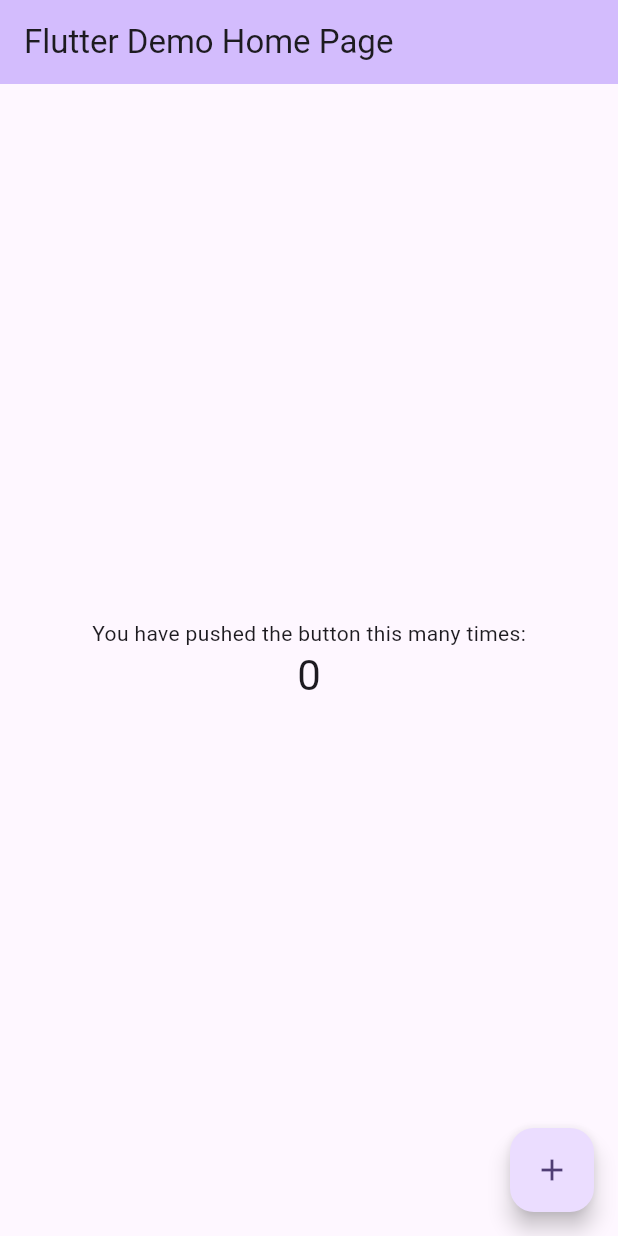
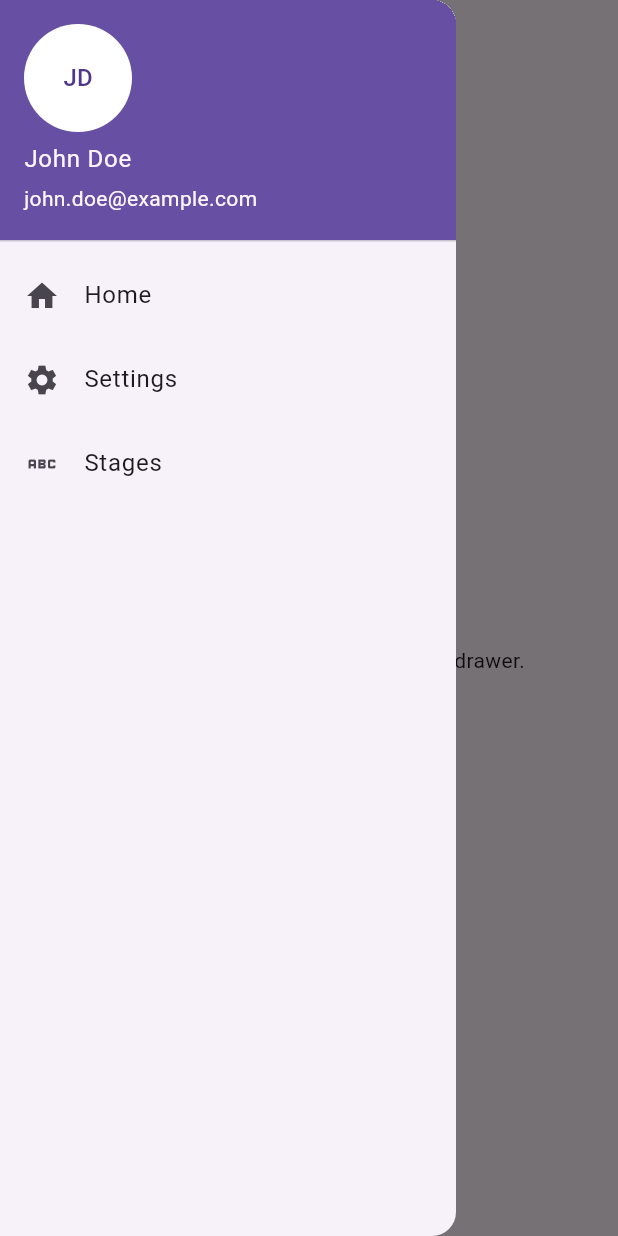
Before and after one commit to khalilelghabed/projet_flutter, a Flutter app: the screen it shows after launch, with the side drawer open (before the commit the screen has no drawer), on a phone screen of 412 x 824 dp. Run offline on Flutter 3.47's test engine with Material 3 defaults, Android fonts, the phone set to English and light mode, and no system bars.

Commit message:
some changes

```diff
--- /dev/null
+++ b/flutter_project/lib/StagePage.dart
@@ -0,0 +1,18 @@
+// stage.dart
+import 'package:flutter/material.dart';
+
+class StagePage extends StatelessWidget {
+  const StagePage({super.key});
+
+  @override
+  Widget build(BuildContext context) {
+    return Scaffold(
+      appBar: AppBar(
+        title: Text("Stages"),
+      ),
+      body: Center(
+        child: Text("Welcome to the Stages Page!"),
+      ),
+    );
+  }
+}
--- /dev/null
+++ b/flutter_project/lib/drawer.dart
@@ -0,0 +1,50 @@
+import 'package:flutter/material.dart';
+import 'StagePage.dart'; // Import the stage.dart file
+
+class CustomDrawer extends StatelessWidget {
+  const CustomDrawer({super.key});
+
+  @override
+  Widget build(BuildContext context) {
+    return Drawer(
+      child: ListView(
+        padding: EdgeInsets.zero,
+        children: <Widget>[
+          const UserAccountsDrawerHeader(
+            accountName: Text("John Doe"),
+            accountEmail: Text("john.doe@example.com"),
+            currentAccountPicture: CircleAvatar(
+              backgroundColor: Colors.white,
+              child: Text("JD"),
+            ),
+          ),
+          ListTile(
+            leading: const Icon(Icons.home),
+            title: const Text('Home'),
+            onTap: () {
+              Navigator.pop(context); // Close the drawer
+            },
+          ),
+          ListTile(
+            leading: const Icon(Icons.settings),
+            title: const Text('Settings'),
+            onTap: () {
+              Navigator.pop(context); // Close the drawer
+            },
+          ),
+          ListTile(
+            leading: const Icon(Icons.abc),
+            title: const Text('Stages'),
+            onTap: () {
+              Navigator.pop(context); // Close the drawer
+              Navigator.push(
+                context,
+                MaterialPageRoute(builder: (context) => const StagePage()), // Navigate to StagePage
+              );
+            },
+          ),
+        ],
+      ),
+    );
+  }
+}
--- /dev/null
+++ b/flutter_project/lib/home_page.dart
@@ -0,0 +1,19 @@
+import 'package:flutter/material.dart';
+import 'drawer.dart'; // Make sure this points to your custom drawer file
+
+class MyHomePage extends StatelessWidget {
+  const MyHomePage({super.key});
+
+  @override
+  Widget build(BuildContext context) {
+    return Scaffold(
+      appBar: AppBar(
+        title: const Text('Drawer Demo'),
+      ),
+      drawer: const CustomDrawer(), // Use the newly named CustomDrawer widget
+      body: const Center(
+        child: Text('Swipe left or tap the icon to open the drawer.'),
+      ),
+    );
+  }
+}
--- a/flutter_project/lib/main.dart
+++ b/flutter_project/lib/main.dart
@@ -1,125 +1,20 @@
 import 'package:flutter/material.dart';
+import 'home_page.dart';  // Import the home_page.dart file
 
 void main() {
-  runApp(const MyApp());
+  runApp(MyApp());
 }
 
 class MyApp extends StatelessWidget {
-  const MyApp({super.key});
-
-  // This widget is the root of your application.
   @override
   Widget build(BuildContext context) {
     return MaterialApp(
-      title: 'Flutter Demo',
+      title: 'Flutter Project',
       theme: ThemeData(
-        // This is the theme of your application.
-        //
-        // TRY THIS: Try running your application with "flutter run". You'll see
-        // the application has a purple toolbar. Then, without quitting the app,
-        // try changing the seedColor in the colorScheme below to Colors.green
-        // and then invoke "hot reload" (save your changes or press the "hot
-        // reload" button in a Flutter-supported IDE, or press "r" if you used
-        // the command line to start the app).
-        //
-        // Notice that the counter didn't reset back to zero; the application
-        // state is not lost during the reload. To reset the state, use hot
-        // restart instead.
-        //
-        // This works for code too, not just values: Most code changes can be
-        // tested with just a hot reload.
-        colorScheme: ColorScheme.fromSeed(seedColor: Colors.deepPurple),
-        useMaterial3: true,
+        primarySwatch: Colors.blue,
+        visualDensity: VisualDensity.adaptivePlatformDensity,
       ),
-      home: const MyHomePage(title: 'Flutter Demo Home Page'),
+      home: MyHomePage(), // Set MyHomePage as the initial route/home widget
     );
   }
 }
-
-class MyHomePage extends StatefulWidget {
-  const MyHomePage({super.key, required this.title});
-
-  // This widget is the home page of your application. It is stateful, meaning
-  // that it has a State object (defined below) that contains fields that affect
-  // how it looks.
-
-  // This class is the configuration for the state. It holds the values (in this
-  // case the title) provided by the parent (in this case the App widget) and
-  // used by the build method of the State. Fields in a Widget subclass are
-  // always marked "final".
-
-  final String title;
-
-  @override
-  State<MyHomePage> createState() => _MyHomePageState();
-}
-
-class _MyHomePageState extends State<MyHomePage> {
-  int _counter = 0;
-
-  void _incrementCounter() {
-    setState(() {
-      // This call to setState tells the Flutter framework that something has
-      // changed in this State, which causes it to rerun the build method below
-      // so that the display can reflect the updated values. If we changed
-      // _counter without calling setState(), then the build method would not be
-      // called again, and so nothing would appear to happen.
-      _counter++;
-    });
-  }
-
-  @override
-  Widget build(BuildContext context) {
-    // This method is rerun every time setState is called, for instance as done
-    // by the _incrementCounter method above.
-    //
-    // The Flutter framework has been optimized to make rerunning build methods
-    // fast, so that you can just rebuild anything that needs updating rather
-    // than having to individually change instances of widgets.
-    return Scaffold(
-      appBar: AppBar(
-        // TRY THIS: Try changing the color here to a specific color (to
-        // Colors.amber, perhaps?) and trigger a hot reload to see the AppBar
-        // change color while the other colors stay the same.
-        backgroundColor: Theme.of(context).colorScheme.inversePrimary,
-        // Here we take the value from the MyHomePage object that was created by
-        // the App.build method, and use it to set our appbar title.
-        title: Text(widget.title),
-      ),
-      body: Center(
-        // Center is a layout widget. It takes a single child and positions it
-        // in the middle of the parent.
-        child: Column(
-          // Column is also a layout widget. It takes a list of children and
-          // arranges them vertically. By default, it sizes itself to fit its
-          // children horizontally, and tries to be as tall as its parent.
-          //
-          // Column has various properties to control how it sizes itself and
-          // how it positions its children. Here we use mainAxisAlignment to
-          // center the children vertically; the main axis here is the vertical
-          // axis because Columns are vertical (the cross axis would be
-          // horizontal).
-          //
-          // TRY THIS: Invoke "debug painting" (choose the "Toggle Debug Paint"
-          // action in the IDE, or press "p" in the console), to see the
-          // wireframe for each widget.
-          mainAxisAlignment: MainAxisAlignment.center,
-          children: <Widget>[
-            const Text(
-              'You have pushed the button this many times:',
-            ),
-            Text(
-              '$_counter',
-              style: Theme.of(context).textTheme.headlineMedium,
-            ),
-          ],
-        ),
-      ),
-      floatingActionButton: FloatingActionButton(
-        onPressed: _incrementCounter,
-        tooltip: 'Increment',
-        child: const Icon(Icons.add),
-      ), // This trailing comma makes auto-formatting nicer for build methods.
-    );
-  }
-}
```
Also changed, not shown: 1 other file.
